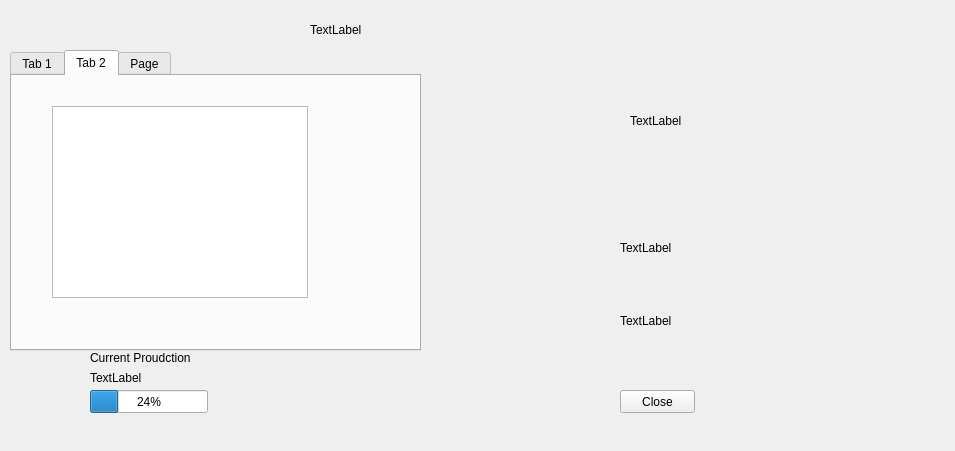
First picture: the form in ProjectHiawatha/cityscreen.ui, repository Alex-BusNet/ProjectHiawatha, before the edit.
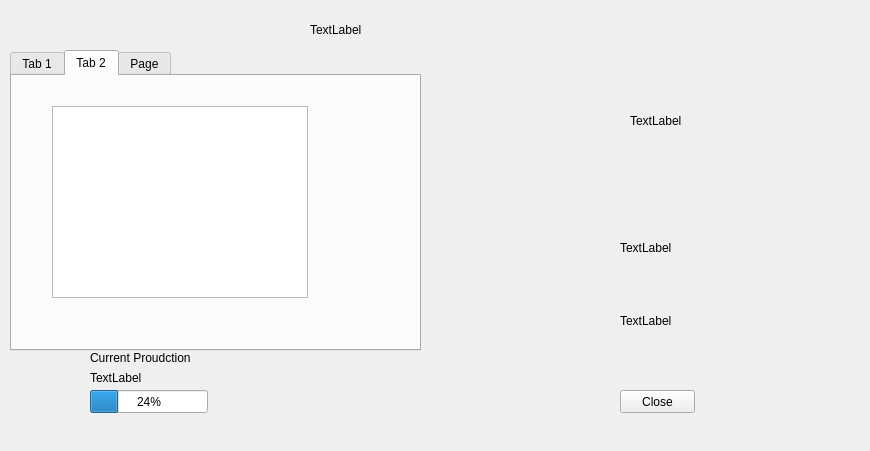
Second picture: the form after the edit.

The edit to the form file:
```diff
--- a/ProjectHiawatha/cityscreen.ui
+++ b/ProjectHiawatha/cityscreen.ui
@@ -6,7 +6,7 @@
    <rect>
     <x>0</x>
     <y>0</y>
-    <width>955</width>
+    <width>870</width>
     <height>451</height>
    </rect>
   </property>
@@ -18,7 +18,7 @@
     <rect>
      <x>630</x>
      <y>50</y>
-     <width>291</width>
+     <width>181</width>
      <height>141</height>
     </rect>
    </property>
```
